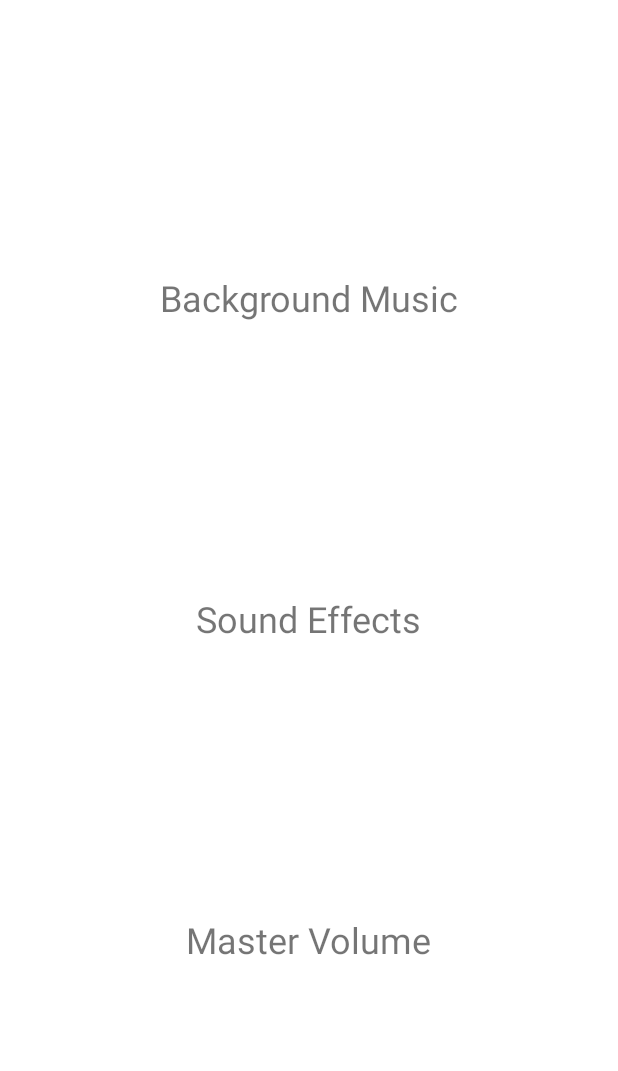
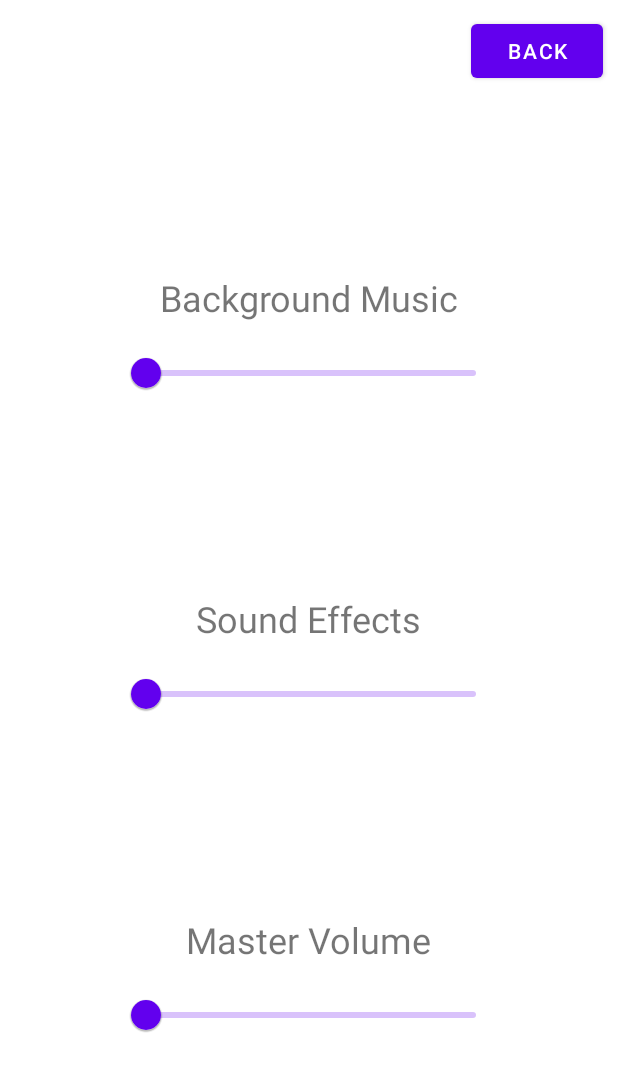
Before and after one commit to carldelacruz/Space-Travelers, an Android app: the layout activity_settings.xml on its own in the app's theme, with its tools: preview values and no code run, on a phone screen of 412 x 824 dp. Shown: the top 1071 px of the screen. Run offline under Robolectric (Android 15) with nearby library versions, the phone set to English and light mode, and no system bars.

Commit message:
Xml files
gameplay
choosemap
settings
2 images

```diff
--- a/app/src/main/res/layout/activity_settings.xml
+++ b/app/src/main/res/layout/activity_settings.xml
@@ -4,6 +4,35 @@
     android:layout_height="match_parent"
     xmlns:app="http://schemas.android.com/apk/res-auto">
 
+    <Button
+        android:layout_width="wrap_content"
+        android:layout_height="wrap_content"
+        app:layout_constraintRight_toRightOf="parent"
+        app:layout_constraintTop_toTopOf="parent"
+        android:text="Back"
+        android:layout_margin="10dp">
+    </Button>
+
+    <TextView
+        android:id="@+id/tv_settings_bgm"
+        android:layout_width="wrap_content"
+        android:layout_height="wrap_content"
+        android:text="Background Music"
+        android:textSize="24sp"
+        app:layout_constraintLeft_toLeftOf="parent"
+        app:layout_constraintRight_toRightOf="parent"
+        app:layout_constraintTop_toTopOf="parent"
+        app:layout_constraintBottom_toTopOf="@id/tv_settings_se">
+    </TextView>
+    <com.google.android.material.slider.Slider
+        android:layout_width="250dp"
+        android:layout_height="wrap_content"
+        app:layout_constraintTop_toBottomOf="@id/tv_settings_bgm"
+        app:layout_constraintLeft_toLeftOf="parent"
+        app:layout_constraintRight_toRightOf="parent"
+        android:layout_margin="10dp">
+
+    </com.google.android.material.slider.Slider>
     <TextView
         android:id="@+id/tv_settings_se"
         android:layout_width="wrap_content"
@@ -15,17 +44,17 @@
         app:layout_constraintTop_toTopOf="parent"
         app:layout_constraintBottom_toBottomOf="parent">
     </TextView>
-    <TextView
-        android:layout_width="wrap_content"
+    <com.google.android.material.slider.Slider
+        android:layout_width="250dp"
         android:layout_height="wrap_content"
-        android:text="Background Music"
-        android:textSize="24sp"
+        app:layout_constraintTop_toBottomOf="@id/tv_settings_se"
         app:layout_constraintLeft_toLeftOf="parent"
         app:layout_constraintRight_toRightOf="parent"
-        app:layout_constraintTop_toTopOf="parent"
-        app:layout_constraintBottom_toTopOf="@id/tv_settings_se">
-    </TextView>
+        android:layout_margin="10dp">
+
+    </com.google.android.material.slider.Slider>
     <TextView
+        android:id="@+id/tv_settings_msv"
         android:layout_width="wrap_content"
         android:layout_height="wrap_content"
         android:text="Master Volume"
@@ -35,5 +64,14 @@
         app:layout_constraintTop_toBottomOf="@id/tv_settings_se"
         app:layout_constraintBottom_toBottomOf="parent">
     </TextView>
+    <com.google.android.material.slider.Slider
+        android:layout_width="250dp"
+        android:layout_height="wrap_content"
+        app:layout_constraintTop_toBottomOf="@id/tv_settings_msv"
+        app:layout_constraintLeft_toLeftOf="parent"
+        app:layout_constraintRight_toRightOf="parent"
+        android:layout_margin="10dp">
+
+    </com.google.android.material.slider.Slider>
 
 </androidx.constraintlayout.widget.ConstraintLayout>
```
Also changed, not shown: app/src/main/res/layout/activity_choosemap.xml (added, +56 -0 lines), app/src/main/res/layout/activity_gameplay.xml (added, +68 -0 lines), app/src/main/res/drawable/example.jpg (added), app/src/main/res/drawable/sample.png (added).
